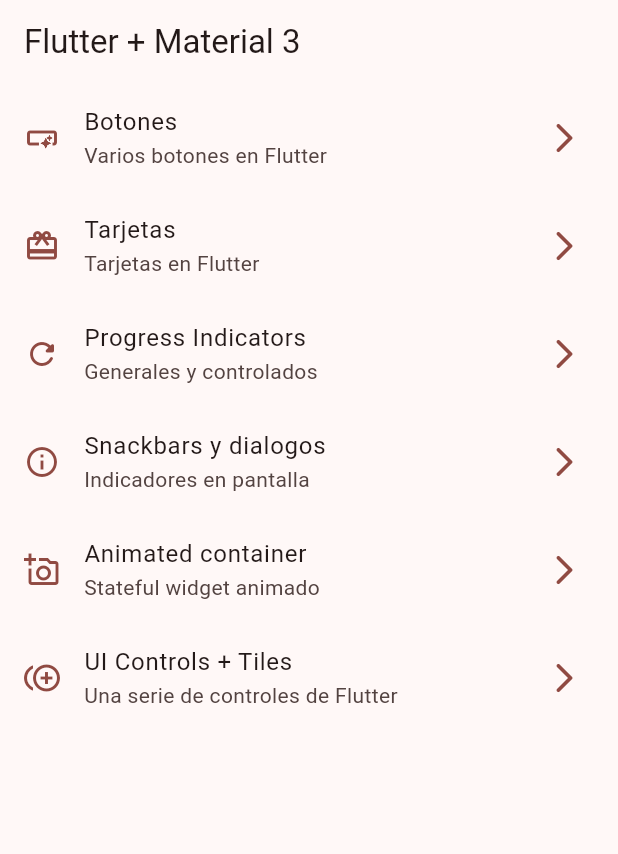
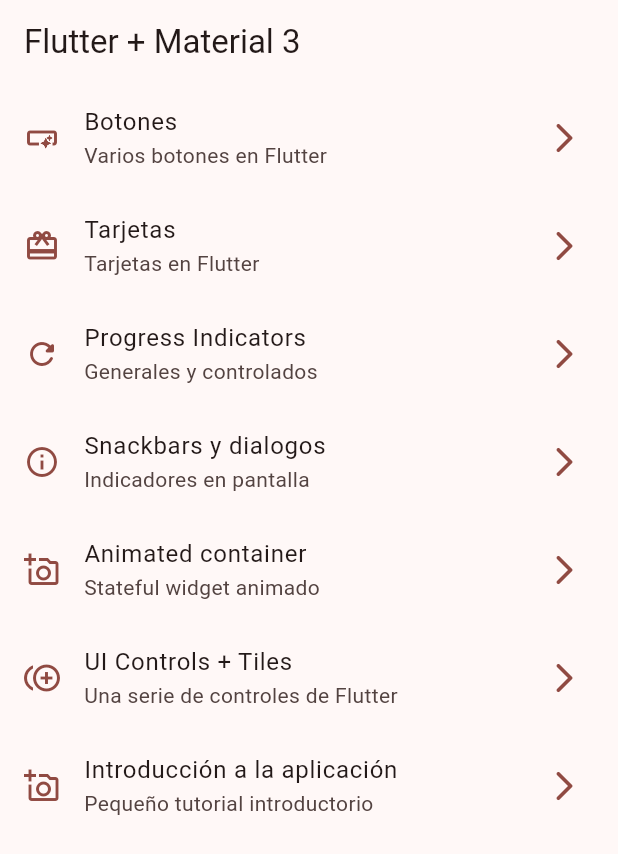
Before and after one commit to edalx/flutter, a Flutter app: the screen it shows after launch, on a phone screen of 412 x 824 dp. Shown: the top 854 px of the screen. Run offline on Flutter 3.47's test engine with Material 3 defaults, Android fonts, the phone set to English and light mode, and no system bars; our stand-ins replace go_router.

Commit message:
Slides tutorial

```diff
--- a/widgets_app/lib/config/menu/menu_items.dart
+++ b/widgets_app/lib/config/menu/menu_items.dart
@@ -44,4 +44,9 @@ var appMenuItems = <MenuItem>[
       subTitle: 'Una serie de controles de Flutter',
       link: '/ui-controls',
       icon: Icons.control_point_duplicate_outlined),
+  MenuItem(
+      title: 'Introducción a la aplicación',
+      subTitle: 'Pequeño tutorial introductorio',
+      link: '/tutorial',
+      icon: Icons.add_a_photo_outlined),
 ];
--- a/widgets_app/lib/config/router/app_router.dart
+++ b/widgets_app/lib/config/router/app_router.dart
@@ -39,5 +39,10 @@ final appRouter = GoRouter(
       name: UiControlsScreen.name,
       builder: (context, state) => const UiControlsScreen(),
     ),
+     GoRoute(
+      path: '/tutorial',
+      name: AppTutorialScreen.name,
+      builder: (context, state) => const AppTutorialScreen(),
+    ),
   ],
 );
```
Also changed, not shown: widgets_app/lib/presentation/screens/app_tutorial/app_tutorial_screen.dart (+74 -1 lines), widgets_app/pubspec.yaml (+5 -2 lines), widgets_app/assets/Images/1.png (added), widgets_app/assets/Images/2.png (added), widgets_app/assets/Images/3.png (added), widgets_app/assets/Images/jar-loading.gif (added).
